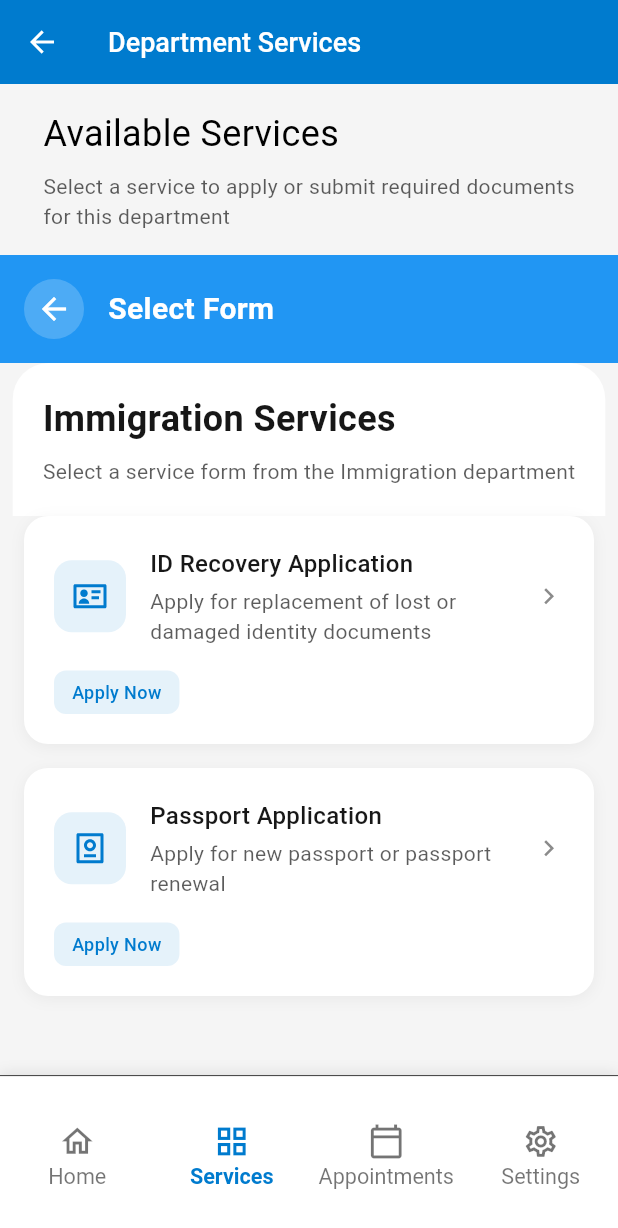
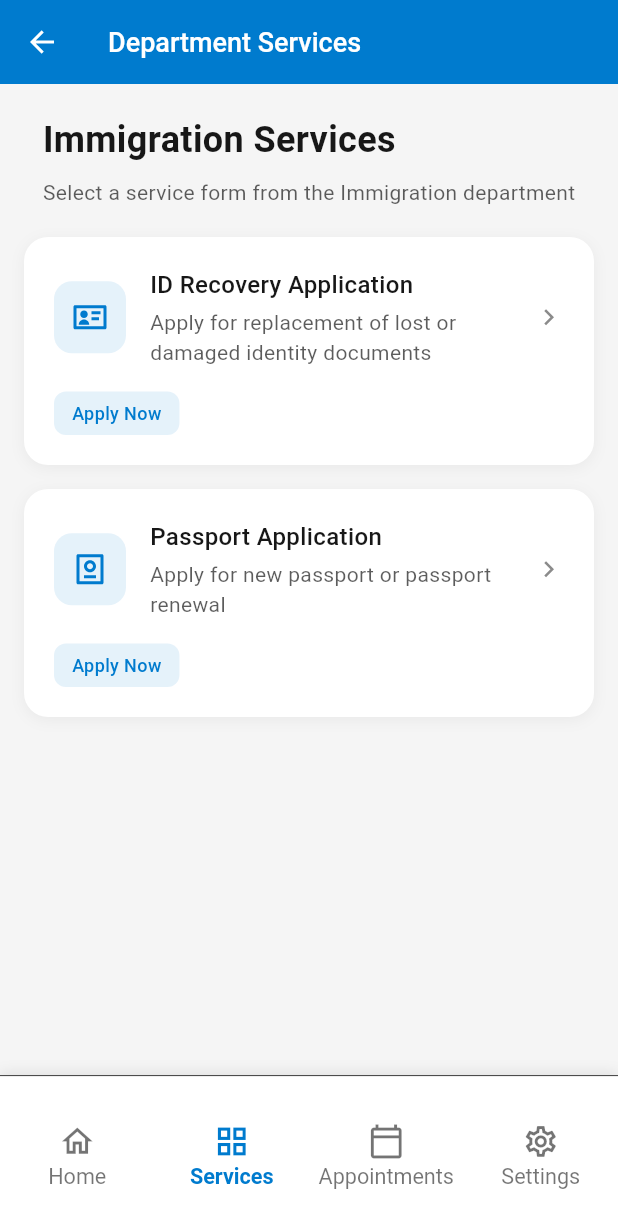
Before and after one commit to TeamSudoForge/SudoForge_GovConnect, a Flutter app: the FormSelectionScreen screen opened by its route, on a phone screen of 412 x 824 dp. Shown: the top 1228 px of the screen. Run offline on Flutter 3.47's test engine with Material 3 defaults, Android fonts, the phone set to English and light mode, and no system bars; our stand-ins replace dio, file_picker, firebase_core, firebase_messaging, flutter_local_notifications, flutter_map and 10 more; missing offline and left inert: mobile_scanner, passkeys, passkeys_platform_interface; accounts and stored records are empty.

Commit message:
Refactor FormSelectionScreen for improved readability and remove commented-out code

```diff
--- a/frontend/lib/src/presentation/screens/forms/form_selection_screen.dart
+++ b/frontend/lib/src/presentation/screens/forms/form_selection_screen.dart
@@ -10,11 +10,8 @@ class FormSelectionScreen extends StatelessWidget {
   final String? department;
   final String? departmentId;
 
-  const FormSelectionScreen({
-    Key? key,
-    this.department,
-    this.departmentId,
-  }) : super(key: key);
+  const FormSelectionScreen({Key? key, this.department, this.departmentId})
+    : super(key: key);
 
   @override
   Widget build(BuildContext context) {
@@ -31,10 +28,7 @@ class FormSelectionScreen extends StatelessWidget {
         elevation: 0,
         leading: IconButton(
           onPressed: () => context.pop(),
-          icon: Icon(
-            Remix.arrow_left_line,
-            color: theme.colorScheme.onPrimary,
-          ),
+          icon: Icon(Remix.arrow_left_line, color: theme.colorScheme.onPrimary),
         ),
         title: Text(
           '${department ?? 'Department'} Services',
@@ -46,70 +40,8 @@ class FormSelectionScreen extends StatelessWidget {
       body: SafeArea(
         child: Column(
           children: [
-            // Header Section
-            Container(
-              padding: const EdgeInsets.all(16.0),
-              child: Column(
-                crossAxisAlignment: CrossAxisAlignment.start,
-                children: [
-                  Text(
-                    'Available Services',
-                    style: styles.headline24.copyWith(
-                      color: theme.colorScheme.onBackground,
-                    ),
-                  ),
-                  const SizedBox(height: 8),
-                  Text(
-                    'Select a service to apply or submit required documents\nfor ${department ?? 'this department'}',
-                    style: styles.body14Regular.copyWith(
-                      color: theme.colorScheme.onSurface.withOpacity(0.7),
-                    ),
-                  ),
-                ],
-              ),
-            ),
-            Container(
-              width: double.infinity,
-              padding: const EdgeInsets.all(16),
-              color: const Color(0xFF2196F3),
-              child: Row(
-                children: [
-                  GestureDetector(
-                    onTap: () => context.pop(),
-                    child: Container(
-                      padding: const EdgeInsets.all(8),
-                      decoration: BoxDecoration(
-                        color: Colors.white.withOpacity(0.2),
-                        shape: BoxShape.circle,
-                      ),
-                      child: const Icon(
-                        Icons.arrow_back,
-                        color: Colors.white,
-                        size: 24,
-                      ),
-                    ),
-                  ),
-                  const SizedBox(width: 16),
-                  const Expanded(
-                    child: Text(
-                      'Select Form',
-                      style: TextStyle(
-                        color: Colors.white,
-                        fontSize: 20,
-                        fontWeight: FontWeight.w600,
-                      ),
-                    ),
-                  ),
-                ],
-              ),
-            ),
-            // Department Info Section
             Container(
               padding: const EdgeInsets.all(20),
-              decoration: BoxDecoration(
-                color: theme.colorScheme.surface,
-                borderRadius: const BorderRadius.vertical(top: Radius.circular(24)),
-              ),
               child: Column(
                 crossAxisAlignment: CrossAxisAlignment.start,
                 children: [
@@ -152,7 +84,12 @@ class FormSelectionScreen extends StatelessWidget {
     );
   }
 
-  Widget _buildFormCard(BuildContext context, Map<String, String> form, ThemeData theme, TextStyleHelper styles) {
+  Widget _buildFormCard(
+    BuildContext context,
+    Map<String, String> form,
+    ThemeData theme,
+    TextStyleHelper styles,
+  ) {
     return Container(
       margin: const EdgeInsets.only(bottom: 16),
       decoration: BoxDecoration(
@@ -218,7 +155,10 @@ class FormSelectionScreen extends StatelessWidget {
               ),
               const SizedBox(height: 16),
               Container(
-                padding: const EdgeInsets.symmetric(horizontal: 12, vertical: 6),
+                padding: const EdgeInsets.symmetric(
+                  horizontal: 12,
+                  vertical: 6,
+                ),
                 decoration: BoxDecoration(
                   color: theme.primaryColor.withOpacity(0.1),
                   borderRadius: BorderRadius.circular(8),
@@ -238,13 +178,16 @@ class FormSelectionScreen extends StatelessWidget {
   }
 
   IconData _getFormIcon(String title) {
-    if (title.toLowerCase().contains('id') || title.toLowerCase().contains('recovery')) {
+    if (title.toLowerCase().contains('id') ||
+        title.toLowerCase().contains('recovery')) {
       return Remix.id_card_line;
-    } else if (title.toLowerCase().contains('business') || title.toLowerCase().contains('license')) {
+    } else if (title.toLowerCase().contains('business') ||
+        title.toLowerCase().contains('license')) {
       return Remix.briefcase_line;
     } else if (title.toLowerCase().contains('health')) {
       return Remix.health_book_line;
-    } else if (title.toLowerCase().contains('building') || title.toLowerCase().contains('permit')) {
+    } else if (title.toLowerCase().contains('building') ||
+        title.toLowerCase().contains('permit')) {
       return Remix.building_line;
     } else if (title.toLowerCase().contains('passport')) {
       return Remix.passport_line;
@@ -265,7 +208,8 @@ class FormSelectionScreen extends StatelessWidget {
           {
             'id': 'fa79a916-e02d-4e41-888f-ccbd7af664b4',
             'title': 'ID Recovery Application',
-            'description': 'Apply for replacement of lost or damaged identity documents',
+            'description':
+                'Apply for replacement of lost or damaged identity documents',
           },
           {
             'id': '8f65c305-8c2a-4346-bc20-7c727ddb911c',
@@ -278,12 +222,14 @@ class FormSelectionScreen extends StatelessWidget {
           {
             'id': 'fa79a916-e02d-4e41-888f-ccbd7af664b4',
             'title': 'Business License Application',
-            'description': 'Register a new business and obtain required licenses',
+            'description':
+                'Register a new business and obtain required licenses',
           },
           {
             'id': '8f65c305-8c2a-4346-bc20-7c727ddb911c',
             'title': 'Trade Permit',
-            'description': 'Apply for permits to conduct specific trade activities',
+            'description':
+                'Apply for permits to conduct specific trade activities',
           },
         ];
       case 'health services':
```
